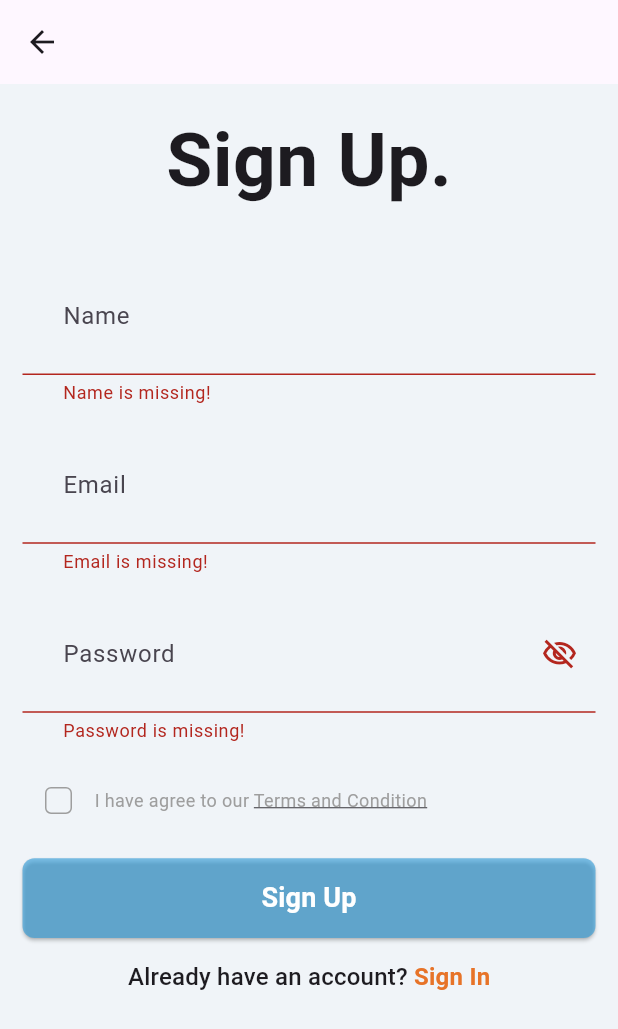
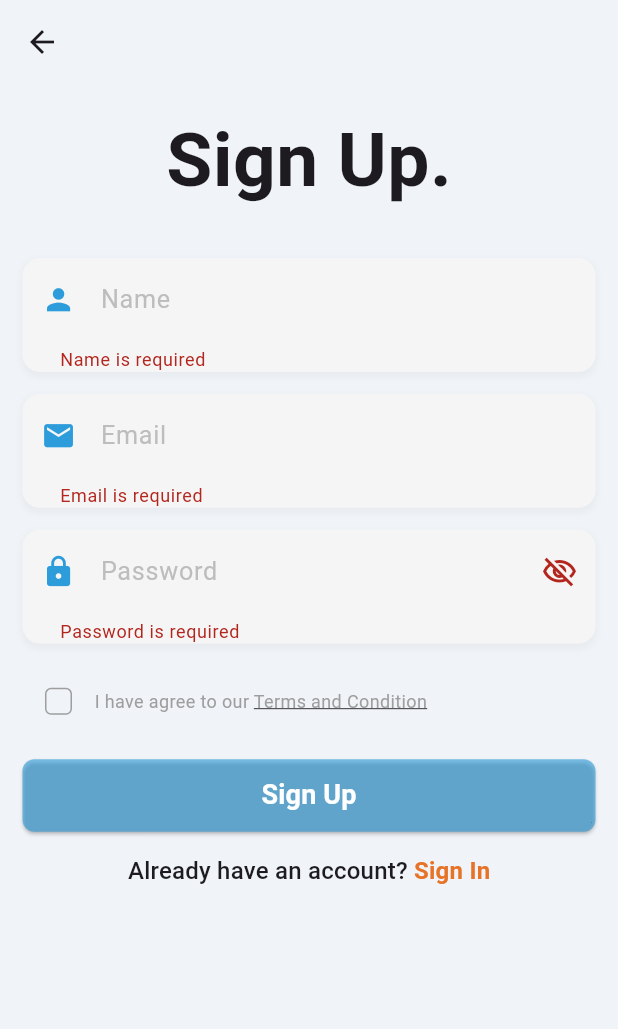
Before and after one commit to nizarzitouni/Hero-Hub, a Flutter app: the SignupView screen opened by its route, after a tap on "Sign Up", on a phone screen of 412 x 824 dp. Shown: the top 1029 px of the screen. Run offline on Flutter 3.47's test engine with Material 3 defaults, Android fonts, the phone set to English and light mode, and no system bars; our stand-ins replace cloud_firestore, connectivity_plus, dio, firebase_auth, firebase_core, flutter_bloc and 8 more; accounts and stored records are empty.

Commit message:
- auth UI refacotor

```diff
--- a/lib/features/auth/presentation/views/signup_view.dart
+++ b/lib/features/auth/presentation/views/signup_view.dart
@@ -22,9 +22,9 @@ class SignupView extends StatefulWidget {
 
 class _SignupViewState extends State<SignupView> {
   final formKey = GlobalKey<FormState>();
-  final nameController = TextEditingController();
-  final emailController = TextEditingController();
-  final passwordController = TextEditingController();
+  final _nameController = TextEditingController();
+  final _emailController = TextEditingController();
+  final _passwordController = TextEditingController();
 
   @override
   Widget build(BuildContext context) {
@@ -46,7 +46,7 @@ class _SignupViewState extends State<SignupView> {
           orElse: () => false,
         );
         return Scaffold(
-          appBar: AppBar(),
+          appBar: AppBar(backgroundColor: AppPallete.scaffold),
           body: Stack(
             children: [
               Padding(
@@ -59,14 +59,25 @@ class _SignupViewState extends State<SignupView> {
                       children: [
                         const Text('Sign Up.', style: TextStyle(fontWeight: FontWeight.bold, fontSize: 50)),
                         verticalSpace(30),
-                        AuthField(hintText: 'Name', controller: nameController),
+                        AuthField(
+                          hintText: 'Name',
+                          controller: _nameController,
+                          prefixIcon: Icons.person,
+                          keyboardType: TextInputType.text,
+                        ),
                         verticalSpace(15),
-                        AuthField(hintText: 'Email', controller: emailController),
+                        AuthField(
+                          hintText: 'Email',
+                          controller: _nameController,
+                          prefixIcon: Icons.email,
+                          keyboardType: TextInputType.emailAddress,
+                        ),
                         verticalSpace(15),
                         AuthField(
                           hintText: 'Password',
-                          controller: passwordController,
-                          isObscureText: isObscure,
+                          controller: _passwordController,
+                          isObscureText: true,
+                          prefixIcon: Icons.lock,
                           suffixIcon: IconButton(
                             icon: Icon(isObscure ? Icons.visibility_outlined : Icons.visibility_off_outlined),
                             onPressed: authCubit.obscurePasswordText,
@@ -78,14 +89,14 @@ class _SignupViewState extends State<SignupView> {
                         CustomFilledButton(
                           text: 'Sign Up',
                           width: double.infinity,
-                          height: 55.h,
+                          height: 50.h,
                           fontSize: 18,
                           onPressed: () {
                             if (formKey.currentState!.validate()) {
                               authCubit.signupWithEmailAndPassword(
-                                name: nameController.text.trim(),
-                                email: emailController.text.trim(),
-                                password: passwordController.text.trim(),
+                                name: _nameController.text.trim(),
+                                email: _emailController.text.trim(),
+                                password: _passwordController.text.trim(),
                               );
                             }
                           },
@@ -125,9 +136,9 @@ class _SignupViewState extends State<SignupView> {
 
   @override
   void dispose() {
-    nameController.dispose();
-    emailController.dispose();
-    passwordController.dispose();
+    _nameController.dispose();
+    _emailController.dispose();
+    _passwordController.dispose();
     super.dispose();
   }
 }
--- a/lib/features/auth/presentation/views/widgets/auth_field.dart
+++ b/lib/features/auth/presentation/views/widgets/auth_field.dart
@@ -1,4 +1,5 @@
 import 'package:flutter/material.dart';
+import 'package:flutter_screenutil/flutter_screenutil.dart';
 
 import '../../../../../core/theme/app_pallete.dart';
 
@@ -9,36 +10,57 @@ class AuthField extends StatelessWidget {
     super.key,
     this.isObscureText = false,
     this.suffixIcon,
+    this.prefixIcon,
+    this.keyboardType,
   });
 
   final String hintText;
   final TextEditingController controller;
   final bool isObscureText;
   final Widget? suffixIcon;
+  final IconData? prefixIcon;
+  final TextInputType? keyboardType;
 
   @override
   Widget build(BuildContext context) {
-    return TextFormField(
+    return Container(
+      decoration: BoxDecoration(
+        color: Colors.grey[100],
+        borderRadius: BorderRadius.circular(12.r),
+        boxShadow: [
+          BoxShadow(
+            color: Colors.grey.withOpacity(0.1),
+            spreadRadius: 1,
+            blurRadius: 3,
+            offset: const Offset(0, 2),
+          ),
+        ],
+      ),
+      child: TextFormField(
         obscureText: isObscureText,
         controller: controller,
+        keyboardType: keyboardType,
+        style: TextStyle(fontSize: 16.sp, color: Colors.black87),
         decoration: InputDecoration(
           hintText: hintText,
+          hintStyle: TextStyle(color: Colors.grey[400], fontSize: 16.sp),
           suffixIcon: suffixIcon,
-        contentPadding: const EdgeInsets.all(27),
-        enabledBorder: _inputBorder(),
-        focusedBorder: _inputBorder(AppPallete.gradientEnd),
+          prefixIcon: prefixIcon != null ? Icon(prefixIcon, color: AppPallete.primary, size: 22.sp) : null,
+          contentPadding: EdgeInsets.symmetric(horizontal: 20.w, vertical: 16.h),
+          border: OutlineInputBorder(
+            borderRadius: BorderRadius.circular(12.r),
+            borderSide: BorderSide.none,
+          ),
+          filled: true,
+          fillColor: Colors.transparent,
         ),
         validator: (value) {
           if (value!.isEmpty) {
-          return '$hintText is missing!';
+            return '$hintText is required';
           }
           return null;
         },
+      ),
     );
   }
 }
-
-OutlineInputBorder _inputBorder([Color color = AppPallete.primary]) => OutlineInputBorder(
-      borderSide: BorderSide(color: color, width: 3),
-      borderRadius: BorderRadius.circular(10),
-    );
```
Also changed, not shown: lib/features/auth/presentation/views/login_view.dart (+17 -11 lines). Lines whose indentation alone changed are shown as unchanged.
